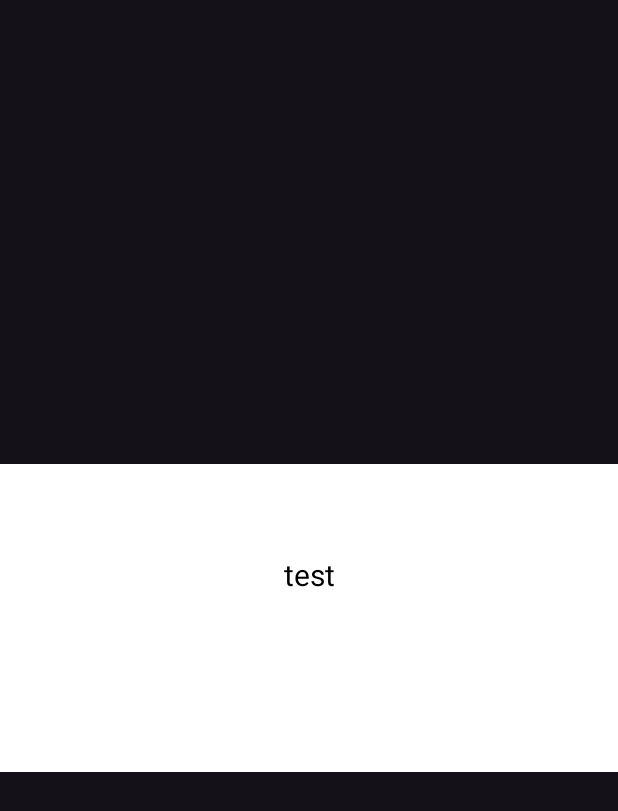
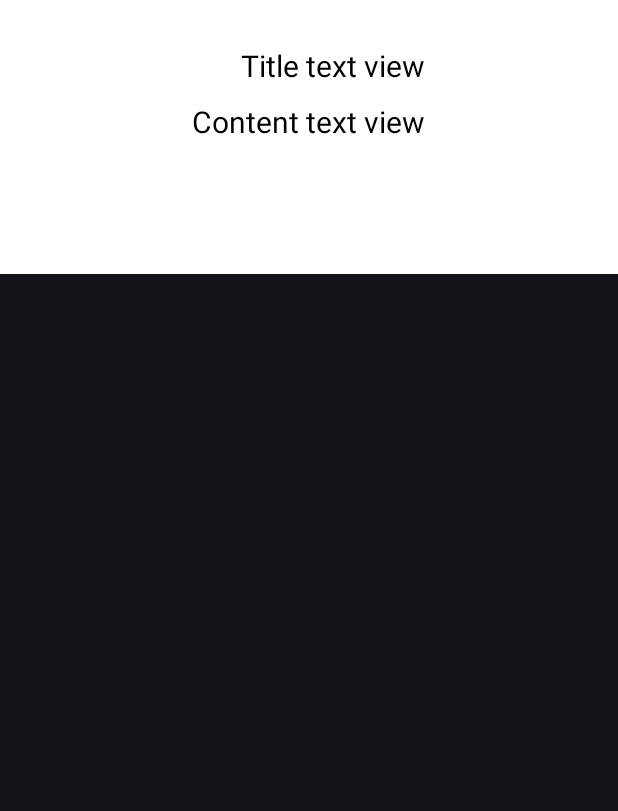
Before and after one commit to DrKei1/zekr, an Android app: the layout window_popup.xml on its own in the app's theme, with its tools: preview values and no code run, on a phone screen of 412 x 824 dp. Shown: the top 811 px of the screen. Run offline under Robolectric (Android 15) with nearby library versions, the phone set to English and light mode, and no system bars.

```diff
--- a/app/build.gradle
+++ b/app/build.gradle
@@ -38,6 +38,8 @@ android {
     }
 }
 dependencies {
+    def room_version = "2.4.2"
+
     implementation 'androidx.core:core-ktx:1.7.0'
     implementation 'androidx.appcompat:appcompat:1.4.1'
     implementation 'com.google.android.material:material:1.6.0'
@@ -48,6 +50,9 @@ dependencies {
     implementation 'com.google.firebase:firebase-analytics-ktx'
     implementation 'com.google.firebase:firebase-crashlytics'
 
+    implementation "androidx.room:room-runtime:$room_version"
+    annotationProcessor "androidx.room:room-compiler:$room_version"
+
     testImplementation 'junit:junit:4.13.2'
     androidTestImplementation 'androidx.test.ext:junit:1.1.3'
     androidTestImplementation 'androidx.test.espresso:espresso-core:3.4.0'
--- a/app/src/main/java/al/hamdu/lil/allah/ZekrService.kt
+++ b/app/src/main/java/al/hamdu/lil/allah/ZekrService.kt
@@ -5,12 +5,10 @@ import android.app.Service
 import android.content.Context
 import android.content.Intent
 import android.os.*
-import android.provider.Settings
 import androidx.annotation.RequiresApi
 import kotlinx.coroutines.*
 import java.io.BufferedInputStream
 import java.util.*
-import java.util.concurrent.atomic.AtomicBoolean
 
 
 class ZekrService : Service() {
@@ -64,7 +62,7 @@ class ZekrService : Service() {
                 synchronized(Lock){
                     while (true) {
                         customWindow.open(getGoodSentence(context))
-                        Thread.sleep(500)
+                        Thread.sleep(2000)
                     }
             }
         }
@@ -74,6 +72,6 @@ class ZekrService : Service() {
 private fun getGoodSentence(context: Context): String {
     val sentencesList = getStringFromInputStream(BufferedInputStream(context.resources.openRawResource(R.raw.good_sentences))).split(
         '@'
-    ).filter { x -> x.length < 55 }.filter { x -> x.length > 5 }
+    )//.filter { x -> x.length < 55 }.filter { x -> x.length > 5 }
     return sentencesList[Random().nextInt(sentencesList.size)].replace("\n" , "")
 }
--- a/app/src/main/res/layout/window_popup.xml
+++ b/app/src/main/res/layout/window_popup.xml
@@ -1,29 +1,51 @@
 <?xml version="1.0" encoding="utf-8"?>
 <LinearLayout xmlns:android="http://schemas.android.com/apk/res/android"
-    android:id="@+id/popup_layout_id"
     android:layout_width="match_parent"
     android:layout_height="wrap_content"
-    android:paddingVertical="60dp"
     android:orientation="vertical"
     android:gravity="center"
-    android:layout_gravity="center"
     android:background="@color/white">
 
-    <TextView
-        android:id="@+id/txt_view"
-        android:layout_width="match_parent"
-        android:layout_height="match_parent"
-        android:textColor="@color/black"
-        android:gravity="center"
-        android:textSize="20sp"
-        android:layout_marginBottom="10dp"
-        android:text="test"/>
+
+
+    <LinearLayout
+        android:layout_width="wrap_content"
+        android:layout_height="wrap_content"
+        android:orientation="vertical"
+        android:id="@+id/popup_layout_id"
+        android:layout_margin="30dp"
+        >
+
+        <TextView
+            android:id="@+id/title_txt_view"
+            android:layout_width="wrap_content"
+            android:layout_height="match_parent"
+            android:textColor="@color/black"
+            android:textSize="20sp"
+            android:layout_gravity="end"
+            android:layout_marginBottom="10dp"
+            android:text="Title text view"/>
+
+        <TextView
+            android:id="@+id/content_txt_view"
+            android:layout_width="wrap_content"
+            android:layout_height="match_parent"
+            android:textColor="@color/black"
+            android:textSize="20sp"
+            android:gravity="end"
+            android:layout_marginBottom="10dp"
+            android:text="Content text view"/>
+
+
+    </LinearLayout>
+
 
     <Button
         android:id="@+id/close_btn"
         android:layout_width="wrap_content"
         android:layout_height="wrap_content"
-        android:text="Button"/>
-
+        android:layout_gravity="end"
+        android:text="Close"
+        />
 
 </LinearLayout>
```
Also changed, not shown: app/src/main/java/al/hamdu/lil/allah/CustomWindow.kt (+12 -5 lines).
